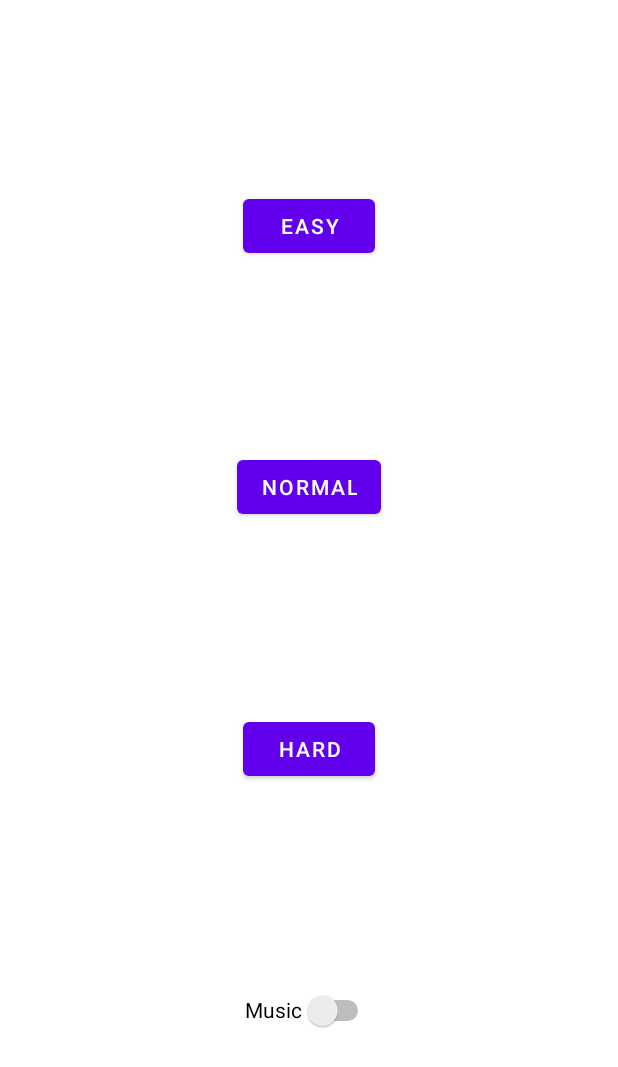
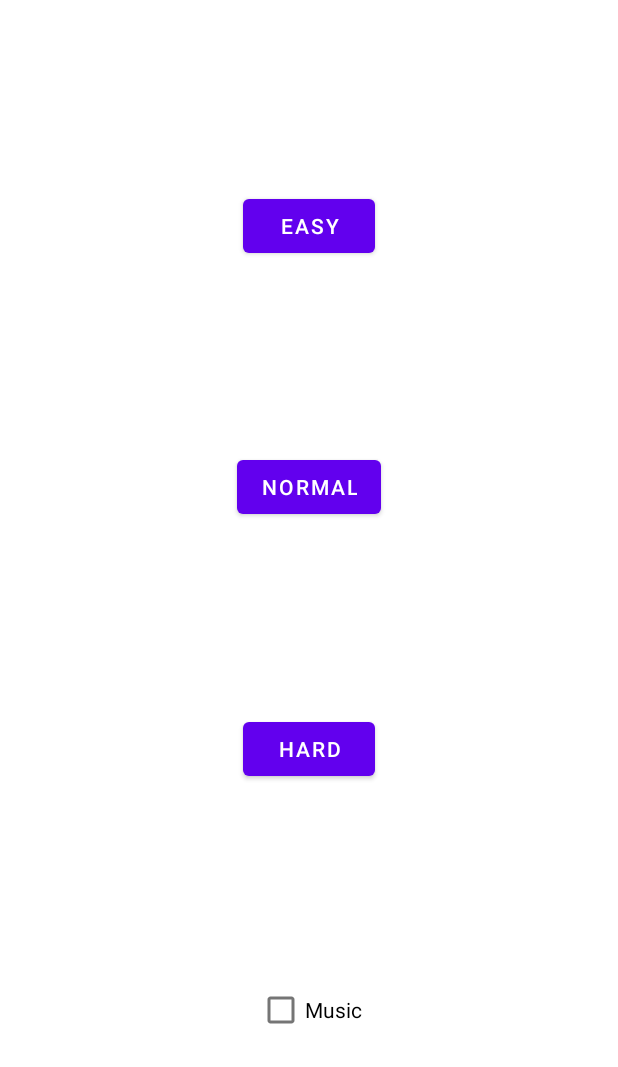
Before and after one commit to Coiggahou2002/AircraftWar-Android, an Android app: the layout start_menu.xml on its own in the app's theme, with its tools: preview values and no code run, on a phone screen of 412 x 824 dp. Shown: the top 1067 px of the screen. Run offline under Robolectric (Android 15) with nearby library versions, the phone set to English and light mode, and no system bars.

Commit message:
Start Activity Setup

```diff
--- a/app/src/main/AndroidManifest.xml
+++ b/app/src/main/AndroidManifest.xml
@@ -4,13 +4,11 @@
 
     <application
         android:allowBackup="true"
-        android:icon="@mipmap/ic_launcher"
         android:label="@string/app_name"
-        android:roundIcon="@mipmap/ic_launcher_round"
         android:supportsRtl="true"
         android:theme="@style/Theme.MyApplication">
         <activity
-            android:name=".MainActivity"
+            android:name=".StartActivity"
             android:exported="true"
             android:theme="@style/Theme.MyApplication.NoActionBar">
             <intent-filter>
--- a/app/src/main/res/layout/start_menu.xml
+++ b/app/src/main/res/layout/start_menu.xml
@@ -2,6 +2,7 @@
 <androidx.constraintlayout.widget.ConstraintLayout xmlns:android="http://schemas.android.com/apk/res/android"
     xmlns:app="http://schemas.android.com/apk/res-auto"
     xmlns:tools="http://schemas.android.com/tools"
+    android:id="@+id/StartMenuLayout"
     android:layout_width="match_parent"
     android:layout_height="match_parent">
 
@@ -32,21 +33,21 @@
         android:layout_width="wrap_content"
         android:layout_height="wrap_content"
         android:text="@string/hard_mode_button"
-        app:layout_constraintBottom_toTopOf="@+id/switch1"
+        app:layout_constraintBottom_toTopOf="@+id/music_check"
         app:layout_constraintEnd_toEndOf="parent"
         app:layout_constraintHorizontal_bias="0.5"
         app:layout_constraintStart_toStartOf="parent"
         app:layout_constraintTop_toBottomOf="@+id/normal_button" />
 
-    <Switch
-        android:id="@+id/switch1"
+    <CheckBox
+        android:id="@+id/music_check"
         android:layout_width="wrap_content"
         android:layout_height="wrap_content"
-        android:minHeight="48dp"
-        android:text="@string/music_switch"
+        android:text="@string/music_check_box"
         app:layout_constraintBottom_toBottomOf="parent"
         app:layout_constraintEnd_toEndOf="parent"
-        app:layout_constraintHorizontal_bias="0.5"
         app:layout_constraintStart_toStartOf="parent"
-        app:layout_constraintTop_toBottomOf="@+id/hard_button" />
+        app:layout_constraintTop_toBottomOf="@+id/hard_button"
+        app:layout_constraintVertical_bias="0.528" />
+
 </androidx.constraintlayout.widget.ConstraintLayout>
--- a/app/src/main/res/values/strings.xml
+++ b/app/src/main/res/values/strings.xml
@@ -7,6 +7,6 @@
     <string name="normal_mode_button">Normal</string>
     <string name="hard_mode_button">Hard</string>
 
-    <string name="music_switch">Music</string>
+    <string name="music_check_box">Music</string>
 
 </resources>
```
Also changed, not shown: app/src/main/java/com/example/myapplication/MainActivity.java (deleted, +0 -39 lines), app/src/main/java/com/example/myapplication/StartActivity.java (added, +54 -0 lines).
